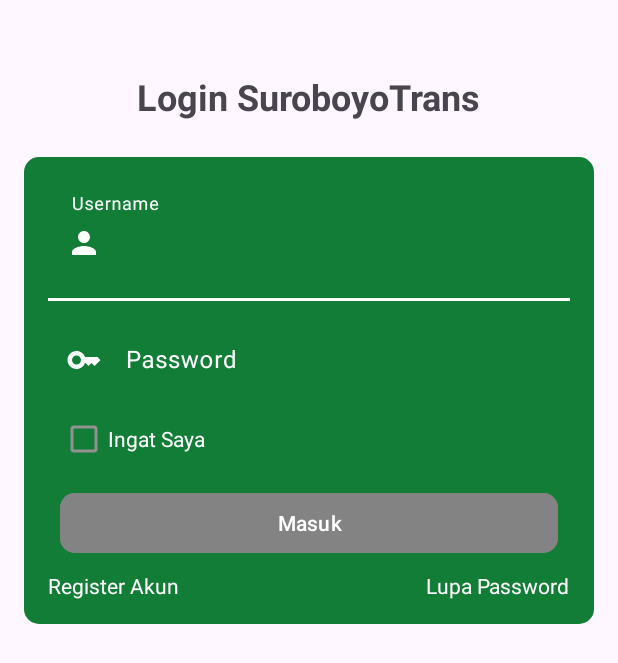
After one commit to jessymarcelyn/manpro_kel5, an Android app: the login screen opened directly, with no data from a screen before it, on a phone screen of 412 x 824 dp. The commit adds this screen. Shown: the top 663 px of the screen. Run offline under Robolectric (Android 15) with nearby library versions, the phone set to English and light mode, and no system bars.

Commit message:
Login page, changed home, removed filter SelectLocation

```diff
--- a/app/src/main/AndroidManifest.xml
+++ b/app/src/main/AndroidManifest.xml
@@ -14,6 +14,9 @@
         android:supportsRtl="true"
         android:theme="@style/Theme.Proyek_manpro"
         tools:targetApi="34">
+        <activity
+            android:name=".login"
+            android:exported="false" />
         <activity
             android:name=".selectLocation"
             android:exported="false" />
--- a/app/src/main/java/manpro/kel5/proyek_manpro/Profile.kt
+++ b/app/src/main/java/manpro/kel5/proyek_manpro/Profile.kt
@@ -21,8 +21,10 @@ class Profile : AppCompatActivity() {
 
         btnMap = findViewById(R.id.btn_map)
         btnMap.setOnClickListener {
-            startActivity(Intent(this, Map::class.java))
+//            startActivity(Intent(this, Map::class.java))
+            startActivity(Intent(this, login::class.java))
         }
+
 
 
     }
--- /dev/null
+++ b/app/src/main/java/manpro/kel5/proyek_manpro/login.kt
@@ -0,0 +1,20 @@
+package manpro.kel5.proyek_manpro
+
+import android.os.Bundle
+import androidx.activity.enableEdgeToEdge
+import androidx.appcompat.app.AppCompatActivity
+import androidx.core.view.ViewCompat
+import androidx.core.view.WindowInsetsCompat
+
+class login : AppCompatActivity() {
+    override fun onCreate(savedInstanceState: Bundle?) {
+        super.onCreate(savedInstanceState)
+        enableEdgeToEdge()
+        setContentView(R.layout.activity_login)
+        ViewCompat.setOnApplyWindowInsetsListener(findViewById(R.id.main)) { v, insets ->
+            val systemBars = insets.getInsets(WindowInsetsCompat.Type.systemBars())
+            v.setPadding(systemBars.left, systemBars.top, systemBars.right, systemBars.bottom)
+            insets
+        }
+    }
+}
--- /dev/null
+++ b/app/src/main/res/drawable/ic_person.xml
@@ -0,0 +1,5 @@
+<vector xmlns:android="http://schemas.android.com/apk/res/android" android:height="24dp" android:tint="#FFFFFF" android:viewportHeight="24" android:viewportWidth="24" android:width="24dp">
+
+    <path android:fillColor="@android:color/white" android:pathData="M12,12c2.21,0 4,-1.79 4,-4s-1.79,-4 -4,-4 -4,1.79 -4,4 1.79,4 4,4zM12,14c-2.67,0 -8,1.34 -8,4v2h16v-2c0,-2.66 -5.33,-4 -8,-4z"/>
+
+</vector>
--- a/app/src/main/res/layout/activity_home.xml
+++ b/app/src/main/res/layout/activity_home.xml
@@ -27,7 +27,7 @@
                 android:id="@+id/tv_AppName"
                 android:layout_width="273dp"
                 android:layout_height="45dp"
-                android:layout_marginTop="64dp"
+                android:layout_marginTop="32dp"
                 android:text="SuroboyoTrans"
                 android:textAlignment="center"
                 android:textColor="#FFFFFF"
@@ -56,7 +56,7 @@
                 android:layout_marginStart="16dp"
                 android:layout_marginTop="16dp"
                 android:layout_marginEnd="16dp"
-                android:layout_marginBottom="128dp"
+                android:layout_marginBottom="96dp"
                 android:background="@drawable/box_bookmark"
                 app:layout_constraintBottom_toBottomOf="parent"
                 app:layout_constraintEnd_toEndOf="parent"
@@ -96,7 +96,8 @@
                     android:gravity="center"
                     android:text="KEBERANGKATAN"
                     android:textColor="#FFFFFF"
-                    android:textSize="18sp" />
+                    android:textSize="18sp"
+                    android:textStyle="bold" />
 
                 <TextView
                     android:id="@+id/textView3"
@@ -116,7 +117,6 @@
                     android:layout_height="wrap_content"
                     android:layout_gravity="center"
                     android:layout_weight="1"
-                    android:gravity="center"
                     android:text="5 Agustus 2024"
                     android:textColor="#FFFFFFFF"
                     android:textSize="18sp"
@@ -215,6 +215,7 @@
                     android:layout_weight="1"
                     android:text="Stasiun Gubeng"
                     android:textStyle="bold" />
+
             </LinearLayout>
 
             <Button
@@ -291,17 +292,6 @@
                 app:layout_constraintTop_toBottomOf="@+id/linearLayout6"
                 tools:listitem="@layout/list_bookmark_home" />
 
-            <ImageButton
-                android:id="@+id/imageButton9"
-                android:layout_width="40dp"
-                android:layout_height="40dp"
-                android:layout_marginTop="16dp"
-                android:layout_marginEnd="16dp"
-                android:background="@drawable/circle_profile_home"
-                app:layout_constraintEnd_toEndOf="parent"
-                app:layout_constraintTop_toTopOf="parent"
-                app:srcCompat="@drawable/ic_profile" />
-
             <Button
                 android:id="@+id/btn_rute"
                 android:layout_width="wrap_content"
@@ -311,6 +301,16 @@
                 app:layout_constraintBottom_toBottomOf="@+id/v_bookmark"
                 app:layout_constraintEnd_toEndOf="parent"
                 app:layout_constraintStart_toStartOf="parent" />
+
+            <ImageView
+                android:id="@+id/imageView2"
+                android:layout_width="40dp"
+                android:layout_height="40dp"
+                android:layout_marginTop="32dp"
+                android:layout_marginEnd="32dp"
+                app:layout_constraintEnd_toEndOf="@+id/v_select_route"
+                app:layout_constraintTop_toBottomOf="@+id/linearLayout"
+                app:srcCompat="@drawable/up_down" />
 
         </androidx.constraintlayout.widget.ConstraintLayout>
     </LinearLayout>
--- /dev/null
+++ b/app/src/main/res/layout/activity_login.xml
@@ -0,0 +1,170 @@
+<?xml version="1.0" encoding="utf-8"?>
+<androidx.constraintlayout.widget.ConstraintLayout xmlns:android="http://schemas.android.com/apk/res/android"
+    xmlns:app="http://schemas.android.com/apk/res-auto"
+    xmlns:tools="http://schemas.android.com/tools"
+    android:id="@+id/main"
+    android:layout_width="match_parent"
+    android:layout_height="match_parent"
+    tools:context=".login">
+
+    <TextView
+        android:id="@+id/textView4"
+        android:layout_width="wrap_content"
+        android:layout_height="wrap_content"
+        android:layout_marginTop="48dp"
+        android:text="Login SuroboyoTrans"
+        android:textSize="24sp"
+        android:textStyle="bold"
+        app:layout_constraintEnd_toEndOf="parent"
+        app:layout_constraintStart_toStartOf="parent"
+        app:layout_constraintTop_toTopOf="parent" />
+
+    <LinearLayout
+        android:layout_width="0dp"
+        android:layout_height="wrap_content"
+        android:layout_marginStart="16dp"
+        android:layout_marginTop="24dp"
+        android:layout_marginEnd="16dp"
+        android:background="@drawable/box_filter"
+        android:orientation="vertical"
+        app:layout_constraintEnd_toEndOf="parent"
+        app:layout_constraintStart_toStartOf="parent"
+        app:layout_constraintTop_toBottomOf="@+id/textView4">
+
+        <androidx.constraintlayout.widget.ConstraintLayout
+            android:id="@+id/constraintLayout"
+            android:layout_width="match_parent"
+            android:layout_height="match_parent">
+
+            <com.google.android.material.textfield.TextInputLayout
+                android:id="@+id/textInputLayout2"
+                android:layout_width="0dp"
+                android:layout_height="wrap_content"
+                android:layout_marginStart="16dp"
+                android:layout_marginTop="24dp"
+                android:layout_marginEnd="16dp"
+                android:clipToPadding="false"
+                android:hint="Username"
+                android:textColorHint="#FFFFFF"
+                app:boxStrokeColor="#FFFFFF"
+                app:boxStrokeWidth="0dp"
+                app:boxStrokeWidthFocused="0dp"
+                app:counterEnabled="false"
+                app:hintTextColor="@color/white"
+                app:layout_constraintEnd_toEndOf="parent"
+                app:layout_constraintStart_toStartOf="parent"
+                app:layout_constraintTop_toTopOf="parent"
+                app:startIconDrawable="@drawable/ic_person"
+                app:startIconTint="#FFFFFF"> <!-- Adjust the padding value as per your requirement -->
+
+                <com.google.android.material.textfield.TextInputEditText
+                    android:id="@+id/ti_username"
+                    android:layout_width="match_parent"
+                    android:layout_height="wrap_content"
+                    android:inputType="text"
+                    android:textColor="#FFFFFF"
+                    android:textColorLink="#FFFFFF" />
+            </com.google.android.material.textfield.TextInputLayout>
+
+            <View
+                android:id="@+id/view5"
+                android:layout_width="0dp"
+                android:layout_height="2dp"
+                android:layout_marginStart="16dp"
+                android:layout_marginTop="8dp"
+                android:layout_marginEnd="16dp"
+                android:background="#FFFFFF"
+                app:layout_constraintEnd_toEndOf="parent"
+                app:layout_constraintStart_toStartOf="parent"
+                app:layout_constraintTop_toBottomOf="@+id/textInputLayout2" />
+
+            <com.google.android.material.textfield.TextInputLayout
+                android:id="@+id/textInputLayout3"
+                android:layout_width="0dp"
+                android:layout_height="wrap_content"
+                android:layout_marginStart="16dp"
+                android:layout_marginTop="16dp"
+                android:layout_marginEnd="16dp"
+                android:clipToPadding="false"
+                android:hint="Password"
+                android:textColorHint="#FFFFFF"
+                app:boxStrokeColor="#FFFFFF"
+                app:boxStrokeWidth="0dp"
+                app:boxStrokeWidthFocused="0dp"
+                app:counterEnabled="false"
+                app:hintTextColor="@color/white"
+                app:layout_constraintEnd_toEndOf="parent"
+                app:layout_constraintStart_toStartOf="parent"
+                app:layout_constraintTop_toBottomOf="@+id/textInputLayout2"
+                app:startIconDrawable="@drawable/ic_key"
+                app:startIconTint="#FFFFFF"> <!-- Adjust the padding value as per your requirement -->
+
+                <com.google.android.material.textfield.TextInputEditText
+                    android:id="@+id/ti_password"
+                    android:layout_width="match_parent"
+                    android:layout_height="wrap_content"
+                    android:inputType="text"
+                    android:textColor="#FFFFFF"
+                    android:textColorLink="#FFFFFF" />
+            </com.google.android.material.textfield.TextInputLayout>
+
+            <CheckBox
+                android:id="@+id/checkBox"
+                android:layout_width="wrap_content"
+                android:layout_height="wrap_content"
+                android:layout_marginStart="24dp"
+                android:layout_marginTop="8dp"
+                android:text="Ingat Saya"
+                android:textColor="@color/white"
+                android:textColorHint="#117D36"
+                android:theme="@style/colored_checkbox"
+                app:layout_constraintStart_toStartOf="parent"
+                app:layout_constraintTop_toBottomOf="@+id/textInputLayout3"
+                app:useMaterialThemeColors="true" />
+
+            <Button
+                android:id="@+id/button2"
+                android:layout_width="0dp"
+                android:layout_height="wrap_content"
+                android:layout_marginStart="24dp"
+                android:layout_marginTop="16dp"
+                android:layout_marginEnd="24dp"
+                android:backgroundTint="#838383"
+                android:text="Masuk"
+                app:cornerRadius="10dp"
+                app:layout_constraintEnd_toEndOf="parent"
+                app:layout_constraintStart_toStartOf="parent"
+                app:layout_constraintTop_toBottomOf="@+id/checkBox" />
+
+            <TextView
+                android:id="@+id/textView6"
+                android:layout_width="wrap_content"
+                android:layout_height="wrap_content"
+                android:layout_marginStart="16dp"
+                android:layout_marginTop="8dp"
+                android:layout_marginBottom="16dp"
+                android:text="Register Akun"
+                android:textColor="#FFFFFF"
+                app:layout_constraintBottom_toBottomOf="parent"
+                app:layout_constraintStart_toStartOf="parent"
+                app:layout_constraintTop_toBottomOf="@+id/button2" />
+
+            <TextView
+                android:id="@+id/textView7"
+                android:layout_width="wrap_content"
+                android:layout_height="wrap_content"
+                android:layout_marginTop="8dp"
+                android:layout_marginEnd="16dp"
+                android:layout_marginBottom="16dp"
+                android:text="Lupa Password"
+                android:textColor="#FFFFFF"
+                app:layout_constraintBottom_toBottomOf="parent"
+                app:layout_constraintEnd_toEndOf="parent"
+                app:layout_constraintTop_toBottomOf="@+id/button2" />
+
+        </androidx.constraintlayout.widget.ConstraintLayout>
+
+    </LinearLayout>
+
+
+</androidx.constraintlayout.widget.ConstraintLayout>
--- a/app/src/main/res/layout/activity_profile.xml
+++ b/app/src/main/res/layout/activity_profile.xml
@@ -53,7 +53,7 @@
         android:layout_width="match_parent"
         android:layout_height="wrap_content"
         android:layout_marginStart="16dp"
-        android:layout_marginTop="32dp"
+        android:layout_marginTop="16dp"
         android:layout_marginEnd="16dp"
         android:text="Account Setting"
         android:textStyle="bold"
--- a/app/src/main/res/layout/activity_select_location.xml
+++ b/app/src/main/res/layout/activity_select_location.xml
@@ -101,23 +101,6 @@
 
         </LinearLayout>
 
-        <LinearLayout
-            android:layout_width="200dp"
-            android:layout_height="match_parent"
-            android:layout_weight="1"
-            android:orientation="vertical">
-
-            <ImageButton
-                android:id="@+id/imageButton2"
-                android:layout_width="55dp"
-                android:layout_height="55dp"
-                android:layout_gravity="center"
-                android:layout_marginTop="6dp"
-                android:background="@drawable/box_filter"
-                app:srcCompat="@drawable/ic_filter" />
-
-        </LinearLayout>
-
     </LinearLayout>
 
     <ListView
--- a/app/src/main/res/values/themes.xml
+++ b/app/src/main/res/values/themes.xml
@@ -2,8 +2,17 @@
     <!-- Base application theme. -->
     <style name="Base.Theme.Proyek_manpro" parent="Theme.Material3.DayNight.NoActionBar">
         <!-- Customize your light theme here. -->
-        <!-- <item name="colorPrimary">@color/my_light_primary</item> -->
+<!--         <item name="colorPrimary">@color/white</item> -->
+    </style>
+
+    <style name="colored_checkbox" parent="Theme.AppCompat.NoActionBar">
+        <!-- Customize your light theme here. -->
+        <item name="colorControlNormal">@color/white</item>  <!-- normal border color change as you wish -->
+        <item name="colorControlActivated">@color/selectedNavColor</item> <!-- activated color change as you wish -->
+        <item name="android:textColor">@color/white</item>
     </style>
 
     <style name="Theme.Proyek_manpro" parent="Base.Theme.Proyek_manpro" />
+
+
 </resources>
```
Also changed, not shown: app/src/main/res/drawable/up_down.png (added).
